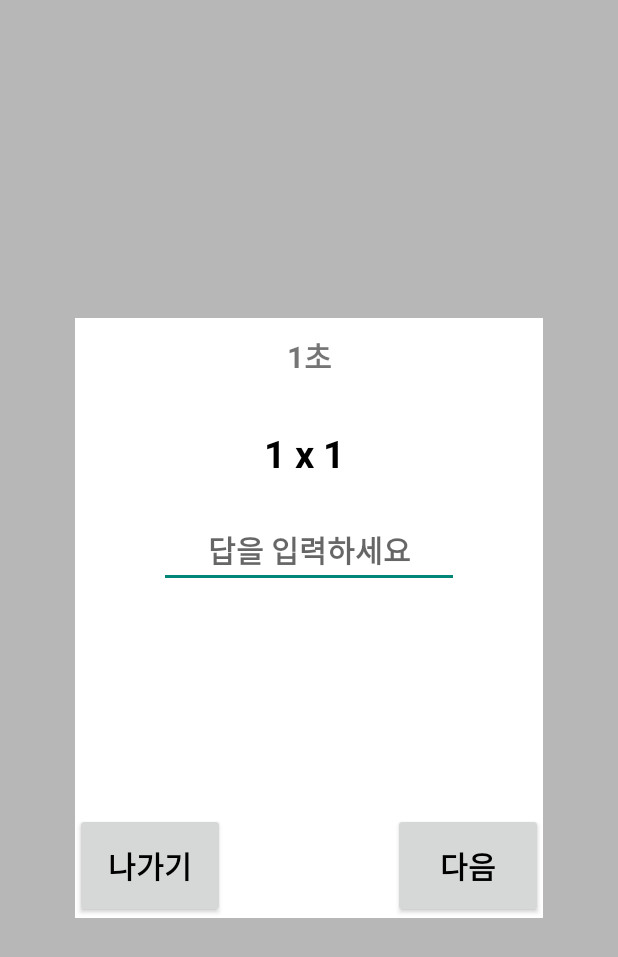
After one commit to sunkim99/Groundd, an Android app: the layout popup_multiplication.xml on its own in the app's theme, with its tools: preview values and no code run, on a phone screen of 412 x 824 dp. The commit adds this screen. Shown: the top 957 px of the screen. Run offline under Robolectric (Android 15) with nearby library versions, the phone set to English and light mode, and no system bars.

Commit message:
517 오락부분추가

```diff
--- a/app/src/main/java/com/example/ground/MainActivity.java
+++ b/app/src/main/java/com/example/ground/MainActivity.java
@@ -62,6 +62,8 @@ public class MainActivity extends AppCompatActivity implements View.OnClickListe
         if (v.getId() == R.id.btn_game) { // 게임
             Intent intent5 = new Intent(MainActivity.this, game_main.class);
             startActivity(intent5);
+
+            Log.d("TEST1234", "게임버튼 눌림" + Thread.currentThread());
         }
         if (v.getId() == R.id.btn_setting) { // 설정
             String userID= et.getText().toString();
--- /dev/null
+++ b/app/src/main/res/layout/popup_multiplication.xml
@@ -0,0 +1,77 @@
+<?xml version="1.0" encoding="utf-8"?>
+<RelativeLayout
+    xmlns:android="http://schemas.android.com/apk/res/android"
+    android:orientation="vertical"
+    android:background="#45000000"
+    android:padding="50dp"
+    android:layout_width="match_parent"
+    android:layout_height="match_parent">
+    <RelativeLayout
+        android:background="#ffffff"
+        android:layout_centerHorizontal="true"
+        android:layout_centerVertical="true"
+        android:layout_width="match_parent"
+        android:layout_height="400dp">
+        <TextView
+            android:id="@+id/popup_multiplication_count"
+            android:text="1초"
+            android:textSize="20sp"
+            android:textStyle="bold"
+            android:gravity="center"
+            android:layout_alignParentTop="true"
+            android:layout_width="match_parent"
+            android:layout_height="50dp">
+        </TextView>
+        <TextView
+            android:id="@+id/popup_multiplication_question"
+            android:text="1 x 1 "
+            android:textColor="#000000"
+            android:textSize="25sp"
+            android:textStyle="bold"
+            android:gravity="center"
+            android:layout_below="@id/popup_multiplication_count"
+            android:layout_width="match_parent"
+            android:layout_height="80dp">
+        </TextView>
+        <EditText
+            android:id="@+id/popup_multiplication_answer"
+            android:inputType="number"
+            android:hint="답을 입력하세요"
+            android:textStyle="bold"
+            android:textSize="20sp"
+            android:textColor="#000000"
+            android:gravity="center"
+            android:ellipsize="end"
+            android:layout_below="@id/popup_multiplication_question"
+            android:layout_centerHorizontal="true"
+            android:layout_width="200dp"
+            android:layout_height="50dp">
+        </EditText>
+        <Button
+            android:id="@+id/popup_multiplication_exist"
+            android:text="나가기"
+            android:textColor="#000000"
+            android:textSize="20sp"
+            android:textStyle="bold"
+            android:textAllCaps="false"
+            android:gravity="center"
+            android:layout_alignParentBottom="true"
+            android:layout_width="100dp"
+            android:layout_height="70dp"
+            android:layout_alignParentLeft="true">
+        </Button>
+        <Button
+            android:id="@+id/popup_multiplication_next"
+            android:text="다음"
+            android:textColor="#000000"
+            android:textSize="20sp"
+            android:textStyle="bold"
+            android:textAllCaps="false"
+            android:gravity="center"
+            android:layout_alignParentBottom="true"
+            android:layout_width="100dp"
+            android:layout_height="70dp"
+            android:layout_alignParentRight="true">
+        </Button>
+    </RelativeLayout>
+</RelativeLayout>
```
Also changed, not shown: app/src/main/java/com/example/ground/MultiplicationView.java (added, +85 -0 lines), app/src/main/java/com/example/ground/aaaaActivity.java (deleted, +0 -14 lines), app/src/main/java/com/example/ground/game_main.java (+119 -6 lines), app/src/main/res/layout/activity_game_main.xml (+12 -0 lines).
